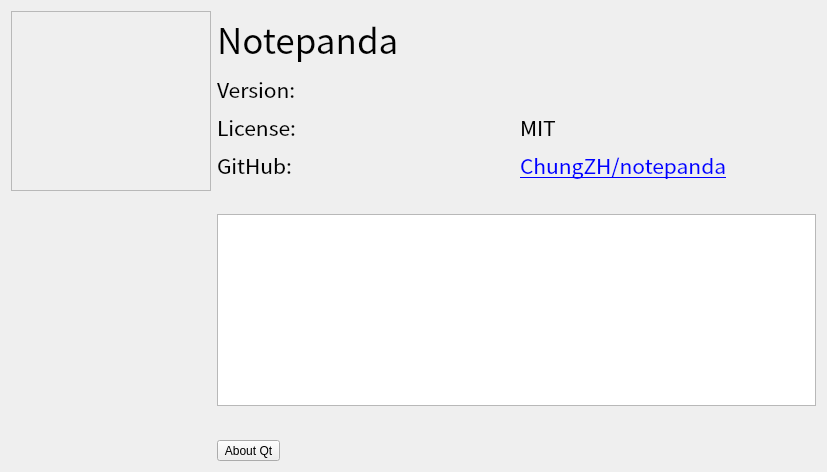
ChungZH/notepanda, file src/ui/aboutwindow.ui: the form before one commit.
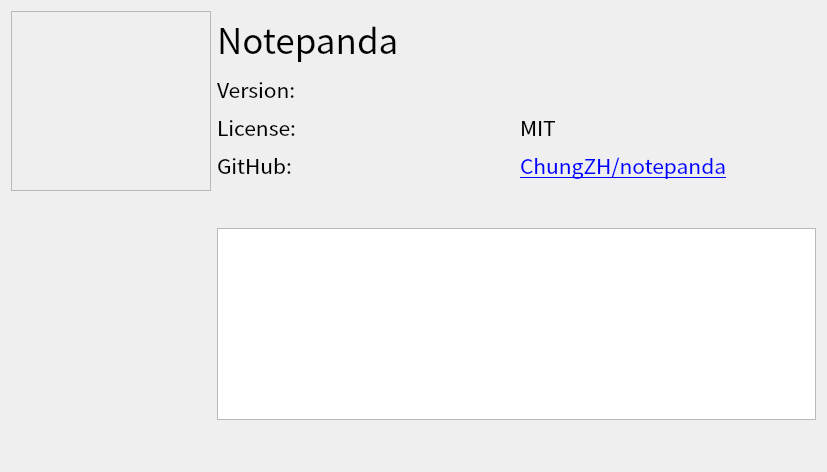
The form after the commit. Icons and pictures are not drawn.

Commit message: feat: move aboutQt to AboutMenu

```diff
--- a/src/ui/aboutwindow.ui
+++ b/src/ui/aboutwindow.ui
@@ -72,7 +72,7 @@
           </widget>
          </item>
          <item>
-          <layout class="QVBoxLayout" name="verticalLayout_7" stretch="1,3,1">
+          <layout class="QVBoxLayout" name="verticalLayout_7" stretch="1,3">
            <item>
             <layout class="QGridLayout" name="gridLayout">
              <item row="1" column="0" alignment="Qt::AlignLeft">
@@ -176,18 +176,6 @@
              </property>
             </widget>
            </item>
-           <item>
-            <widget class="QToolButton" name="AboutQt">
-             <property name="font">
-              <font>
-               <family>Arial</family>
-              </font>
-             </property>
-             <property name="text">
-              <string>About Qt</string>
-             </property>
-            </widget>
-           </item>
           </layout>
          </item>
         </layout>
```
The commit also changes 8 other files.
